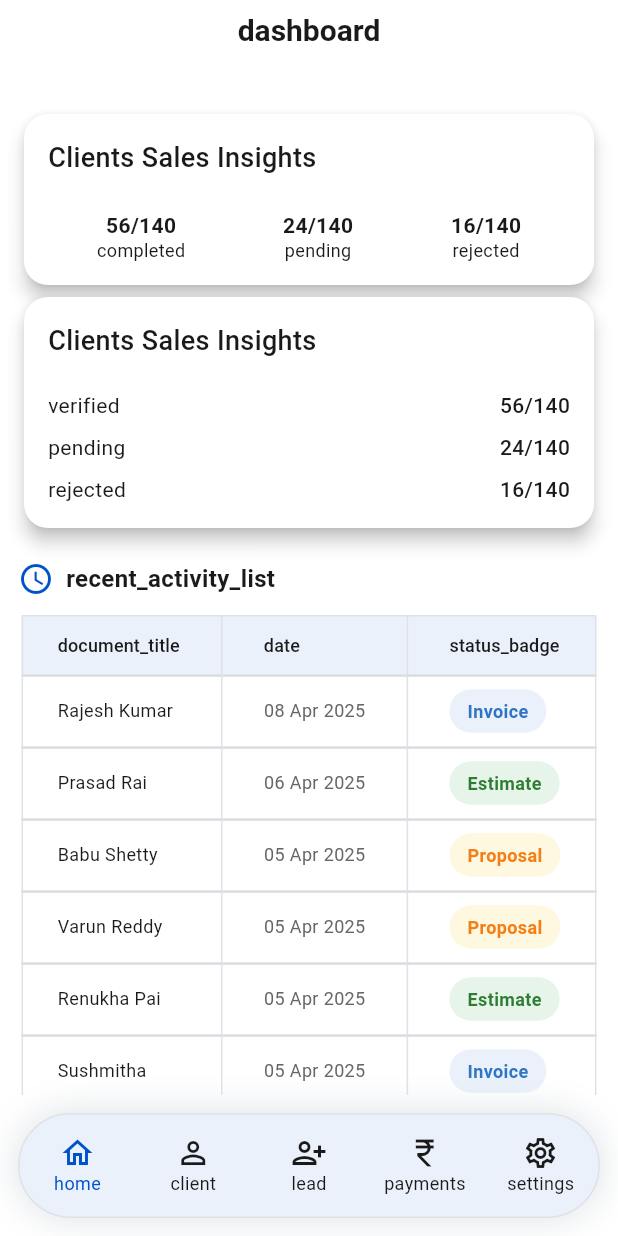
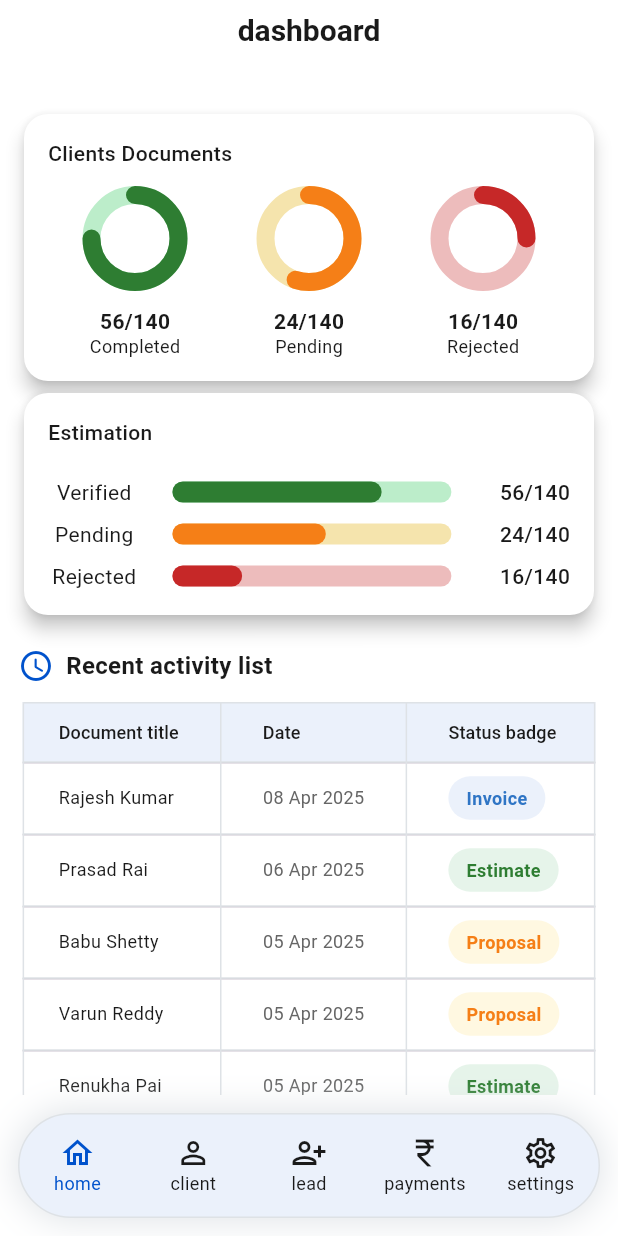
Before and after one commit to rushidiginik/e-digivault-app, a Flutter app: the MraDashboardScreen screen opened by its route, on a phone screen of 412 x 824 dp. Run offline on Flutter 3.47's test engine with Material 3 defaults, Android fonts, the phone set to English and light mode, and no system bars; drawn by our look-alikes of percent_indicator; our stand-ins replace cached_network_image, dotted_border, dropdown_search, easy_localization, flutter_svg, fluttertoast and 7 more; missing offline and left inert: flutter_cached_pdfview; accounts and stored records are empty; Roboto replaces fonts that are missing (InterBold, InterMedium, InterRegular).

Commit message:
added mra code

```diff
--- a/lib/roles/MRA/dashboard/mra_dashboard_screen.dart
+++ b/lib/roles/MRA/dashboard/mra_dashboard_screen.dart
@@ -4,6 +4,8 @@ import 'package:e_digivault_org_app/widgets/bottom_navigation_bar_mra.dart';
 import 'package:e_digivault_org_app/widgets/common_app_bar_widget.dart';
 
 import 'package:flutter/material.dart';
+import 'package:percent_indicator/circular_percent_indicator.dart';
+import 'package:percent_indicator/linear_percent_indicator.dart';
 
 class MraDashboardScreen extends StatefulWidget {
   const MraDashboardScreen({super.key});
@@ -31,7 +33,7 @@ class _HomePageScreenState extends State<MraDashboardScreen> {
     return Scaffold(
       backgroundColor: AppStyles.whiteColor,
       appBar: CommonAppBarWidget(title: "dashboard", isBack: false),
-      bottomNavigationBar: DashboardScreenMra(),
+      bottomNavigationBar: BottomNavigationBarMra(),
       body: SingleChildScrollView(
         child: Padding(
           padding: const EdgeInsets.all(12.0),
@@ -52,14 +54,14 @@ class _HomePageScreenState extends State<MraDashboardScreen> {
           crossAxisAlignment: CrossAxisAlignment.start,
           mainAxisSize: MainAxisSize.min,
           children: [
-            textMedium(text: "Clients Sales Insights", fontSize: 18),
+            textMedium(text: "Clients Documents", fontSize: 14),
             const SizedBox(height: 12),
             Row(
               mainAxisAlignment: MainAxisAlignment.spaceAround,
               children: [
-                _insightItem(percent: 0.75, value: "56/140", label: "completed", progressColor: AppStyles.green2E, backgroundColor: AppStyles.lightGreenBC),
-                _insightItem(percent: 0.55, value: "24/140", label: "pending", progressColor: AppStyles.orangeF5, backgroundColor: AppStyles.lightOrangeF5),
-                _insightItem(percent: 0.25, value: "16/140", label: "rejected", progressColor: AppStyles.redColorC6, backgroundColor: AppStyles.lightRedED),
+                _insightItem(percent: 0.75, value: "56/140", label: "Completed", progressColor: AppStyles.green2E, backgroundColor: AppStyles.lightGreenBC),
+                _insightItem(percent: 0.55, value: "24/140", label: "Pending", progressColor: AppStyles.orangeF5, backgroundColor: AppStyles.lightOrangeF5),
+                _insightItem(percent: 0.25, value: "16/140", label: "Rejected", progressColor: AppStyles.redColorC6, backgroundColor: AppStyles.lightRedED),
               ],
             ),
           ],
@@ -79,14 +81,14 @@ class _HomePageScreenState extends State<MraDashboardScreen> {
           crossAxisAlignment: CrossAxisAlignment.start,
           mainAxisSize: MainAxisSize.min,
           children: [
-            textMedium(text: "Clients Sales Insights", fontSize: 18),
+            textMedium(text: "Estimation", fontSize: 14),
             const SizedBox(height: 12),
             Column(
               mainAxisAlignment: MainAxisAlignment.spaceAround,
               children: [
-                _estimateConst(percent: 0.75, value: "56/140", label: "verified", progressColor: AppStyles.green2E, backgroundColor: AppStyles.lightGreenBC),
-                _estimateConst(percent: 0.55, value: "24/140", label: "pending", progressColor: AppStyles.orangeF5, backgroundColor: AppStyles.lightOrangeF5),
-                _estimateConst(percent: 0.25, value: "16/140", label: "rejected", progressColor: AppStyles.redColorC6, backgroundColor: AppStyles.lightRedED),
+                _estimateConst(percent: 0.75, value: "56/140", label: "Verified", progressColor: AppStyles.green2E, backgroundColor: AppStyles.lightGreenBC),
+                _estimateConst(percent: 0.55, value: "24/140", label: "Pending", progressColor: AppStyles.orangeF5, backgroundColor: AppStyles.lightOrangeF5),
+                _estimateConst(percent: 0.25, value: "16/140", label: "Rejected", progressColor: AppStyles.redColorC6, backgroundColor: AppStyles.lightRedED),
               ],
             ),
           ],
@@ -104,7 +106,7 @@ class _HomePageScreenState extends State<MraDashboardScreen> {
           children: [
             Icon(Icons.access_time_rounded, color: AppStyles.primaryColor),
             SizedBox(width: 8),
-            textSemiBold(text: "recent_activity_list", fontSize: 16),
+            textSemiBold(text: "Recent activity list", fontSize: 16),
           ],
         ),
         SizedBox(height: 12),
@@ -113,14 +115,11 @@ class _HomePageScreenState extends State<MraDashboardScreen> {
           child: DataTable(
             headingRowColor: WidgetStateProperty.all(AppStyles.lightBlueEB),
             headingRowHeight: 40,
-            border: TableBorder.all(
-              color: AppStyles.greyDE, // horizontal + vertical lines
-              width: 1,
-            ),
+            border: TableBorder.all(color: AppStyles.greyDE, width: 1),
             columns: [
-              DataColumn(label: textMedium(text: "document_title", fontSize: 12)),
-              DataColumn(label: textMedium(text: "date", fontSize: 12)),
-              DataColumn(label: textMedium(text: "status_badge", fontSize: 12)),
+              DataColumn(label: textMedium(text: "Document title", fontSize: 12)),
+              DataColumn(label: textMedium(text: "Date", fontSize: 12)),
+              DataColumn(label: textMedium(text: "Status badge", fontSize: 12)),
             ],
             rows: myData.map((row) {
               return _buildRow(row["client_name"], row["date"], row["document"], row["bgColor"], row["textColor"]);
@@ -134,15 +133,15 @@ class _HomePageScreenState extends State<MraDashboardScreen> {
   Widget _insightItem({required double percent, required String value, required String label, required Color progressColor, required Color backgroundColor}) {
     return Column(
       children: [
-        // CircularPercentIndicator(
-        //   radius: 35.0,
-        //   lineWidth: 12.0,
-        //   percent: percent,
-        //   backgroundColor: backgroundColor,
-        //   progressColor: progressColor,
-        //   circularStrokeCap: CircularStrokeCap.round,
-        //   center: const SizedBox.shrink(),
-        // ),
+        CircularPercentIndicator(
+          radius: 35.0,
+          lineWidth: 12.0,
+          percent: percent,
+          backgroundColor: backgroundColor,
+          progressColor: progressColor,
+          circularStrokeCap: CircularStrokeCap.round,
+          center: const SizedBox.shrink(),
+        ),
         const SizedBox(height: 10),
         textSemiBold(text: value, fontSize: 14),
         textRegular(text: label, fontSize: 12),
@@ -158,17 +157,17 @@ class _HomePageScreenState extends State<MraDashboardScreen> {
         children: [
           SizedBox(
             width: size.width * 0.15,
-            child: textRegular(text: label, fontSize: 14),
+            child: textRegular(text: label, fontSize: 14, textAlign: TextAlign.center),
           ),
-          // LinearPercentIndicator(
-          //   width: size.width * 0.50,
-          //   barRadius: Radius.circular(12),
-          //   lineHeight: 14,
-          //   percent: percent,
-          //   backgroundColor: backgroundColor,
-          //   progressColor: progressColor,
-          //   center: const SizedBox.shrink(),
-          // ),
+          LinearPercentIndicator(
+            width: size.width * 0.50,
+            barRadius: Radius.circular(12),
+            lineHeight: 14,
+            percent: percent,
+            backgroundColor: backgroundColor,
+            progressColor: progressColor,
+            center: const SizedBox.shrink(),
+          ),
           const SizedBox(height: 10),
           textMedium(text: value, fontSize: 14),
         ],
--- a/lib/routes/app_routes.dart
+++ b/lib/routes/app_routes.dart
@@ -3,6 +3,7 @@ import 'package:e_digivault_org_app/roles/BD/HomePageBD/liveTracking/live_tracki
 import 'package:e_digivault_org_app/roles/BD/HomePageBD/serviceDocuments/service_doc_screen_bd.dart';
 import 'package:e_digivault_org_app/roles/BD/HomePageBD/videoPromo/video_promo_screen_bd.dart';
 import 'package:e_digivault_org_app/roles/MRA/dashboard/mra_dashboard_screen.dart';
+import 'package:e_digivault_org_app/roles/MRA/lead/lead_detail_mra/lead_detail_screen.dart';
 import 'package:e_digivault_org_app/roles/common/login/login_screen.dart';
 import 'package:e_digivault_org_app/roles/common/onboarding/onboarding_screen.dart';
 import 'package:e_digivault_org_app/roles/common/settings/common_settings/contact_support_screen.dart';
--- a/lib/widgets/bottom_navigation_bar_mra.dart
+++ b/lib/widgets/bottom_navigation_bar_mra.dart
@@ -2,14 +2,14 @@ import 'package:e_digivault_org_app/core/constants/theme.dart';
 import 'package:flutter/material.dart';
 import 'package:go_router/go_router.dart';
 
-class DashboardScreenMra extends StatefulWidget {
-  const DashboardScreenMra({super.key});
+class BottomNavigationBarMra extends StatefulWidget {
+  const BottomNavigationBarMra({super.key});
 
   @override
-  State<DashboardScreenMra> createState() => _DashboardScreenMraState();
+  State<BottomNavigationBarMra> createState() => _DashboardScreenMraState();
 }
 
-class _DashboardScreenMraState extends State<DashboardScreenMra> {
+class _DashboardScreenMraState extends State<BottomNavigationBarMra> {
   int _selectedIndex = 0;
 
   final List<String> _titles = ["home", "client", "lead", "payments", "settings"];
@@ -25,7 +25,7 @@ class _DashboardScreenMraState extends State<DashboardScreenMra> {
         // context.go('/mra/client');
         break;
       case 2:
-        // context.go('/mra/lead');
+        context.go('/lead_detail_screen_mra');
         break;
       case 3:
         // context.go('/mra/payments');
--- a/pubspec.yaml
+++ b/pubspec.yaml
@@ -50,8 +50,11 @@ dependencies:
   video_player: any
   dropdown_search: ^6.0.2
   percent_indicator: ^4.2.3
+<<<<<<< Updated upstream
   easy_localization: ^3.0.7
   flutter_screenutil: ^5.9.3
+=======
+>>>>>>> Stashed changes
 
 dev_dependencies:
   flutter_test:
```
Also changed, not shown: lib/roles/MRA/lead/lead_detail_mra/lead_detail_screen.dart (added, +264 -0 lines), lib/widgets/custom_app_bar_widget.dart (added, +146 -0 lines).
